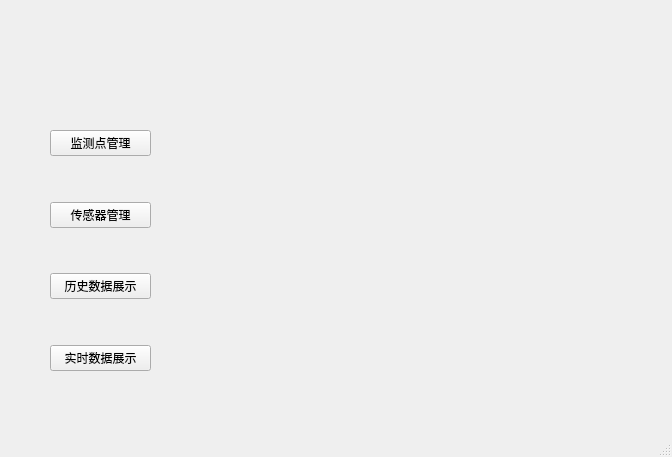
Old version of the form mainwindow.ui in the repository Vespera666/BridgeMonitor.
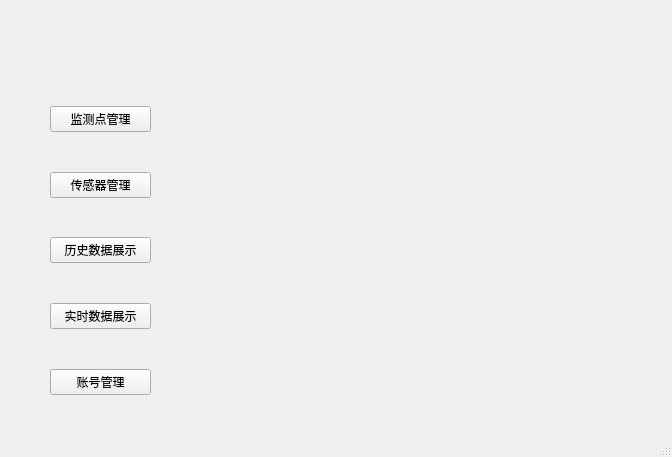
New version of the form. Icons and pictures are not drawn.

Diff of the .ui file:
```diff
--- a/mainwindow.ui
+++ b/mainwindow.ui
@@ -140,6 +140,26 @@
          </property>
         </widget>
        </item>
+       <item>
+        <spacer name="verticalSpacer_6">
+         <property name="orientation">
+          <enum>Qt::Orientation::Vertical</enum>
+         </property>
+         <property name="sizeHint" stdset="0">
+          <size>
+           <width>20</width>
+           <height>40</height>
+          </size>
+         </property>
+        </spacer>
+       </item>
+       <item>
+        <widget class="QPushButton" name="accountBtn">
+         <property name="text">
+          <string>账号管理</string>
+         </property>
+        </widget>
+       </item>
       </layout>
      </item>
      <item>
```
